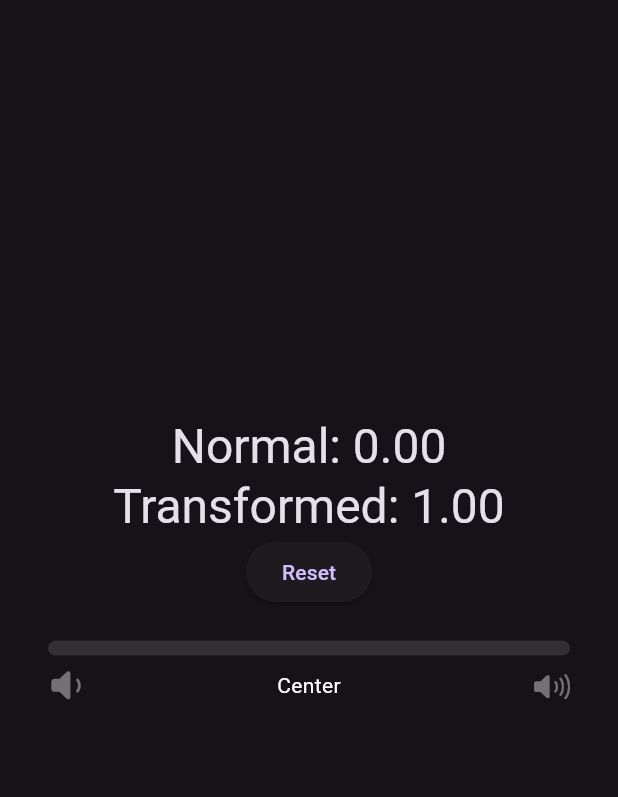
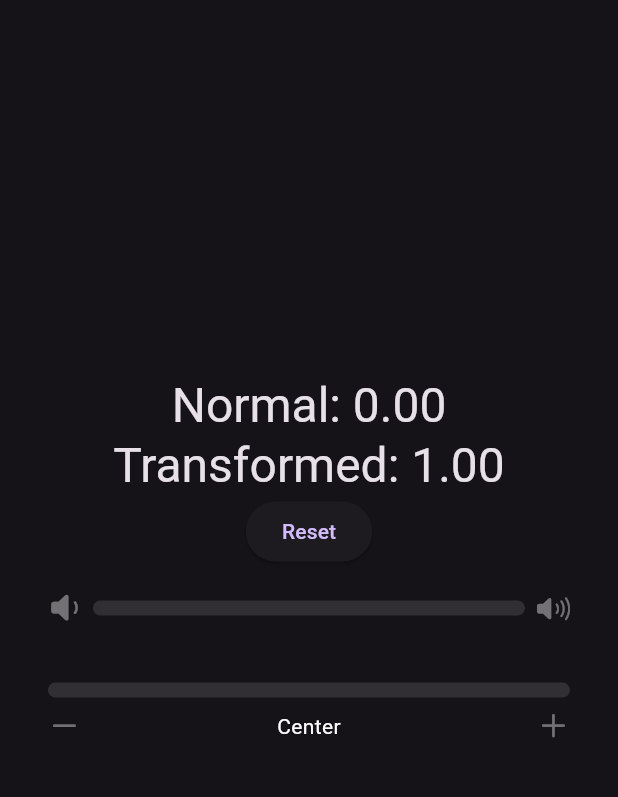
Before and after one commit to jonas-zebari/interactive_slider, a Flutter app: the screen it shows after launch, on a phone screen of 412 x 824 dp, the part 84-881 px from its top. Run offline on Flutter 3.47's test engine with Material 2 defaults, Android fonts, the phone set to English and light mode, and no system bars.

Commit message:
Add icon position option Add icon size option Update prototype for inline icon option

```diff
--- a/example/lib/main.dart
+++ b/example/lib/main.dart
@@ -75,6 +75,12 @@ class _MyHomePageState extends State<MyHomePage> {
               max: 15.0,
               onChanged: (value) => setState(() => _value = value),
             ),
+            const InteractiveSlider(
+              startIcon: Icon(CupertinoIcons.minus),
+              centerIcon: Text('Center'),
+              endIcon: Icon(CupertinoIcons.plus),
+              iconPosition: IconPosition.below,
+            ),
           ],
         ),
       ),
--- a/lib/interactive_slider.dart
+++ b/lib/interactive_slider.dart
@@ -7,6 +7,11 @@ import 'package:interactive_slider/interactive_slider_controller.dart';
 import 'package:interactive_slider/interactive_slider_painter.dart';
 
 export 'package:interactive_slider/interactive_slider_controller.dart';
+
+enum IconPosition {
+  below,
+  inline,
+}
 
 class InteractiveSlider extends StatefulWidget {
   static const defaultTransitionPeriod = 0.8;
@@ -38,6 +43,8 @@ class InteractiveSlider extends StatefulWidget {
     this.min = 0.0,
     this.max = 1.0,
     this.brightness,
+    this.iconPosition = IconPosition.inline,
+    this.iconSize = 22.0,
   })  : assert(transitionCurvePeriod > 0.0),
         assert(transitionCurvePeriod <= 2.0);
 
@@ -120,6 +127,12 @@ class InteractiveSlider extends StatefulWidget {
   /// (light = white, dark = black)
   final Brightness? brightness;
 
+  /// Determines the location of the icons if any are provided
+  final IconPosition iconPosition;
+
+  /// Icon size to apply to all icon children
+  final double iconSize;
+
   @override
   State<InteractiveSlider> createState() => _InteractiveSliderState();
 }
@@ -198,6 +211,7 @@ class _InteractiveSliderState extends State<InteractiveSlider> {
       slider = IconTheme(
         data: theme.iconTheme.copyWith(
           color: widget.iconColor ?? widget.foregroundColor ?? brightnessColor,
+          size: widget.iconSize,
         ),
         child: DefaultTextStyle(
           style: textStyle.copyWith(
@@ -205,10 +219,37 @@ class _InteractiveSliderState extends State<InteractiveSlider> {
           ),
           child: Column(
             children: [
-              Padding(
+              switch (widget.iconPosition) {
+                IconPosition.below => Padding(
                     padding: EdgeInsets.only(bottom: widget.iconGap),
                     child: slider,
                   ),
+                IconPosition.inline => Row(
+                    children: [
+                      if (widget.startIcon case var startIcon?)
+                        ValueListenableBuilder<double>(
+                          valueListenable: _opacity,
+                          builder: _opacityBuilder,
+                          child: startIcon,
+                        ),
+                      Expanded(
+                        child: Padding(
+                          padding: EdgeInsets.symmetric(
+                            horizontal: widget.iconGap,
+                          ),
+                          child: slider,
+                        ),
+                      ),
+                      if (widget.endIcon case var endIcon?)
+                        ValueListenableBuilder<double>(
+                          valueListenable: _opacity,
+                          builder: _opacityBuilder,
+                          child: endIcon,
+                        )
+                    ],
+                  ),
+              },
+              if (widget.iconPosition == IconPosition.below)
                 Row(
                   crossAxisAlignment: widget.iconCrossAxisAlignment,
                   children: [
@@ -250,6 +291,7 @@ class _InteractiveSliderState extends State<InteractiveSlider> {
             startIcon: widget.startIcon ?? const SizedBox.shrink(),
             centerIcon: widget.centerIcon ?? const SizedBox.shrink(),
             endIcon: widget.endIcon ?? const SizedBox.shrink(),
+            iconPosition: widget.iconPosition,
           ),
         ),
         Padding(
@@ -322,6 +364,7 @@ class _Prototype extends StatelessWidget {
     required this.startIcon,
     required this.centerIcon,
     required this.endIcon,
+    required this.iconPosition,
   });
 
   final EdgeInsets padding;
@@ -330,14 +373,18 @@ class _Prototype extends StatelessWidget {
   final Widget startIcon;
   final Widget centerIcon;
   final Widget endIcon;
+  final IconPosition iconPosition;
 
   @override
   Widget build(BuildContext context) {
+    final sliderHeight =
+        iconPosition == IconPosition.below ? height + iconGap : height;
     return Padding(
       padding: padding,
       child: Column(
         children: [
-          SizedBox(height: height + iconGap),
+          SizedBox(height: sliderHeight),
+          if (iconPosition == IconPosition.below)
             Row(
               children: [
                 startIcon,
```
Lines whose indentation alone changed are shown as unchanged.
